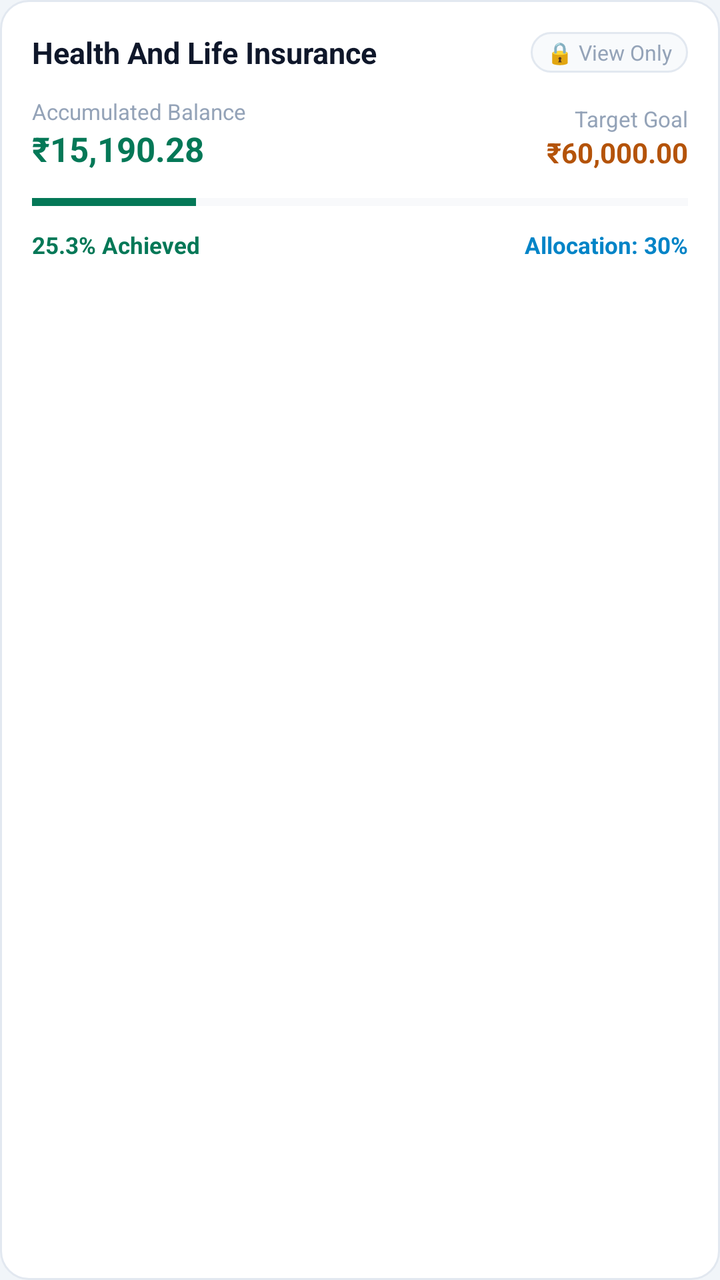
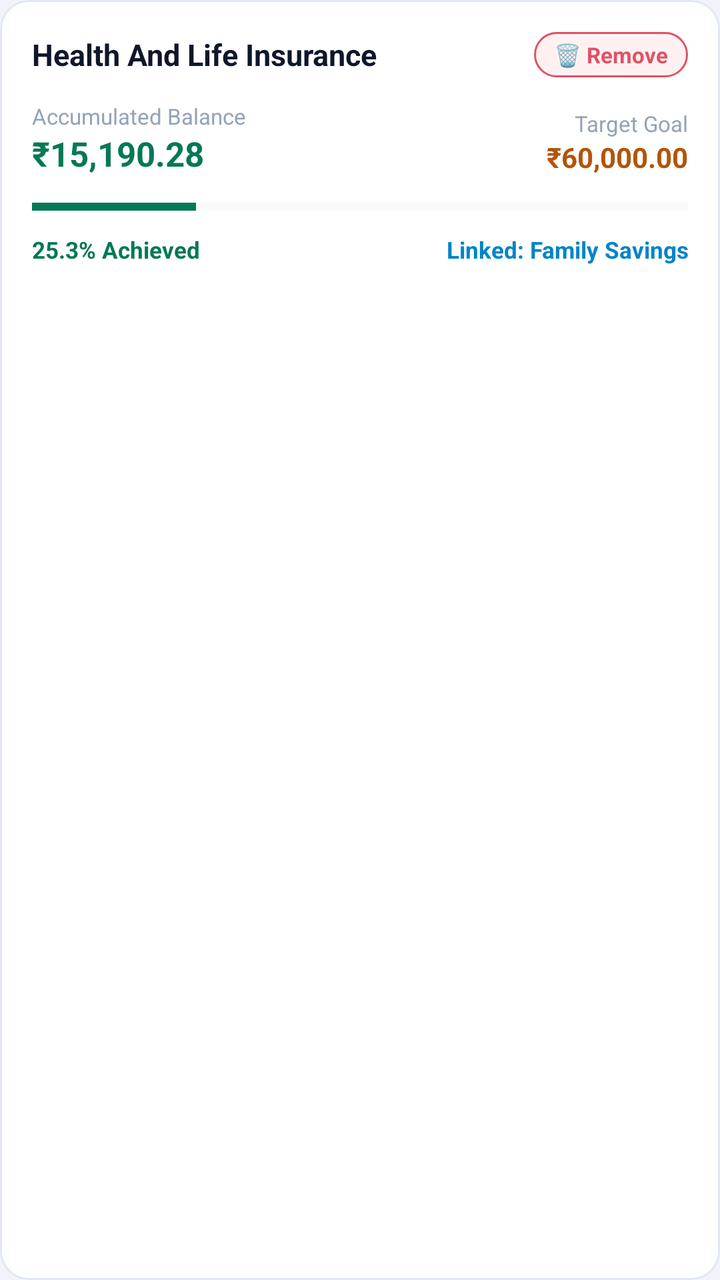

Screens rendered from an Android XML layout before and after an edit, with the pre-edit source and the edit as a unified diff.
<!-- AndroidManifest.xml: application theme AppTheme -->
<!-- res/layout/item_goal.xml -->
<?xml version="1.0" encoding="utf-8"?>
<LinearLayout
    xmlns:android="http://schemas.android.com/apk/res/android"
    android:layout_width="match_parent"
    android:layout_height="wrap_content"
    android:orientation="vertical"
    android:background="@drawable/bg_card"
    android:padding="16dp"
    android:layout_marginBottom="12dp">

    
    <LinearLayout
        android:layout_width="match_parent"
        android:layout_height="wrap_content"
        android:orientation="horizontal"
        android:gravity="center_vertical">

        <TextView
            android:id="@+id/tvGoalName"
            android:layout_width="0dp"
            android:layout_height="wrap_content"
            android:layout_weight="1"
            android:text="Health And Life Insurance"
            android:textColor="@color/text_primary"
            android:textSize="15sp"
            android:textStyle="bold" />

        <TextView
            android:layout_width="wrap_content"
            android:layout_height="wrap_content"
            android:background="@drawable/bg_pill_dark"
            android:text="🔒 View Only"
            android:textColor="@color/text_muted"
            android:textSize="10.5sp"
            android:paddingStart="8dp"
            android:paddingEnd="8dp"
            android:paddingTop="3dp"
            android:paddingBottom="3dp" />
    </LinearLayout>

    
    <LinearLayout
        android:layout_width="match_parent"
        android:layout_height="wrap_content"
        android:layout_marginTop="12dp"
        android:orientation="horizontal"
        android:gravity="bottom">

        <LinearLayout
            android:layout_width="0dp"
            android:layout_height="wrap_content"
            android:layout_weight="1"
            android:orientation="vertical">

            <TextView
                android:layout_width="wrap_content"
                android:layout_height="wrap_content"
                android:text="Accumulated Balance"
                android:textColor="@color/text_muted"
                android:textSize="11sp" />

            <TextView
                android:id="@+id/tvGoalCurrentAmount"
                android:layout_width="wrap_content"
                android:layout_height="wrap_content"
                android:text="₹15,190.28"
                android:textColor="@color/green_mint"
                android:textSize="17sp"
                android:textStyle="bold" />
        </LinearLayout>

        <LinearLayout
            android:layout_width="wrap_content"
            android:layout_height="wrap_content"
            android:orientation="vertical"
            android:gravity="end">

            <TextView
                android:layout_width="wrap_content"
                android:layout_height="wrap_content"
                android:text="Target Goal"
                android:textColor="@color/text_muted"
                android:textSize="11sp" />

            <TextView
                android:id="@+id/tvGoalTargetAmount"
                android:layout_width="wrap_content"
                android:layout_height="wrap_content"
                android:text="₹60,000.00"
                android:textColor="@color/amber_gold"
                android:textSize="14sp"
                android:textStyle="bold" />
        </LinearLayout>
    </LinearLayout>

    
    <ProgressBar
        android:id="@+id/pbGoalProgress"
        style="?android:attr/progressBarStyleHorizontal"
        android:layout_width="match_parent"
        android:layout_height="7dp"
        android:layout_marginTop="12dp"
        android:max="100"
        android:progress="25"
        android:progressTint="@color/green_mint"
        android:progressBackgroundTint="@color/border_dark" />

    
    <LinearLayout
        android:layout_width="match_parent"
        android:layout_height="wrap_content"
        android:layout_marginTop="10dp"
        android:orientation="horizontal"
        android:gravity="center_vertical">

        <TextView
            android:id="@+id/tvGoalAchievedPercent"
            android:layout_width="0dp"
            android:layout_height="wrap_content"
            android:layout_weight="1"
            android:text="25.3% Achieved"
            android:textColor="@color/green_mint"
            android:textSize="11.5sp"
            android:textStyle="bold" />

        <TextView
            android:id="@+id/tvGoalSavingAllocation"
            android:layout_width="wrap_content"
            android:layout_height="wrap_content"
            android:text="Allocation: 30%"
            android:textColor="@color/blue_sky"
            android:textSize="11.5sp"
            android:textStyle="bold" />
    </LinearLayout>

</LinearLayout>
<!-- resources referenced by this layout -->
<resources>
  <color name="amber_gold">#B45309</color>
  <color name="blue_sky">#0284C7</color>
  <color name="border_dark">#E2E8F0</color>
  <color name="green_mint">#047857</color>
  <color name="text_muted">#94A3B8</color>
  <color name="text_primary">#0F172A</color>
  <!-- drawable bg_card (drawable) -->
  <?xml version="1.0" encoding="utf-8"?>
  <shape xmlns:android="http://schemas.android.com/apk/res/android"
      android:shape="rectangle">
      <solid android:color="@color/bg_card" />
      <corners android:radius="14dp" />
      <stroke
          android:width="1dp"
          android:color="@color/border_dark" />
  </shape>
  <!-- drawable bg_pill_dark (drawable) -->
  <?xml version="1.0" encoding="utf-8"?>
  <shape xmlns:android="http://schemas.android.com/apk/res/android"
      android:shape="rectangle">
      <solid android:color="@color/bg_card_secondary" />
      <corners android:radius="20dp" />
      <stroke
          android:width="1dp"
          android:color="@color/border_dark" />
  </shape>
  <style name="AppTheme" parent="Theme.MaterialComponents.DayNight.NoActionBar">
          <item name="colorPrimary">@color/colorPrimary</item>
          <item name="colorPrimaryDark">@color/colorPrimaryDark</item>
          <item name="colorAccent">@color/colorAccent</item>
          <item name="android:windowBackground">@color/bg_dark</item>
          <item name="android:statusBarColor">@color/bg_dark</item>
          <item name="android:navigationBarColor">@color/nav_bottom_bg</item>
          <item name="android:textColorPrimary">@color/text_primary</item>
          <item name="android:textColorSecondary">@color/text_secondary</item>
          <item name="android:windowLightStatusBar">true</item>
          <item name="bottomSheetDialogTheme">@style/FinMngrBottomSheetDialogTheme</item>
      </style>
  <color name="bg_card">#FFFFFF</color>
  <color name="bg_card_secondary">#F8FAFC</color>
  <color name="colorPrimary">#0D9488</color>
  <color name="colorPrimaryDark">#E2E8F0</color>
  <color name="colorAccent">#0D9488</color>
  <color name="bg_dark">#F1F5F9</color>
  <color name="nav_bottom_bg">#FFFFFF</color>
  <color name="text_secondary">#475569</color>
  <style name="FinMngrBottomSheetDialogTheme" parent="ThemeOverlay.MaterialComponents.BottomSheetDialog">
          <item name="bottomSheetStyle">@style/FinMngrBottomSheetModal</item>
          <item name="android:windowBackground">@android:color/transparent</item>
          <item name="android:colorBackground">@android:color/transparent</item>
          <item name="android:windowIsFloating">false</item>
      </style>
  <style name="FinMngrBottomSheetModal" parent="Widget.MaterialComponents.BottomSheet.Modal">
          <item name="android:background">@android:color/transparent</item>
          <item name="backgroundTint">@android:color/transparent</item>
      </style>
</resources>

<!-- the commit's change to res/layout/item_goal.xml (unified diff, before → after) -->
@@ -26,16 +26,20 @@
             android:textStyle="bold" />
 
         <TextView
+            android:id="@+id/btnRemoveGoal"
             android:layout_width="wrap_content"
             android:layout_height="wrap_content"
-            android:background="@drawable/bg_pill_dark"
-            android:text="🔒 View Only"
-            android:textColor="@color/text_muted"
-            android:textSize="10.5sp"
-            android:paddingStart="8dp"
-            android:paddingEnd="8dp"
-            android:paddingTop="3dp"
-            android:paddingBottom="3dp" />
+            android:background="@drawable/bg_badge_warning"
+            android:text="🗑️ Remove"
+            android:textColor="@color/red_rose"
+            android:textSize="11sp"
+            android:textStyle="bold"
+            android:paddingStart="10dp"
+            android:paddingEnd="10dp"
+            android:paddingTop="4dp"
+            android:paddingBottom="4dp"
+            android:clickable="true"
+            android:focusable="true" />
     </LinearLayout>
 
     
@@ -115,9 +119,8 @@
 
         <TextView
             android:id="@+id/tvGoalAchievedPercent"
-            android:layout_width="0dp"
+            android:layout_width="wrap_content"
             android:layout_height="wrap_content"
-            android:layout_weight="1"
             android:text="25.3% Achieved"
             android:textColor="@color/green_mint"
             android:textSize="11.5sp"
@@ -125,12 +128,16 @@
 
         <TextView
             android:id="@+id/tvGoalSavingAllocation"
-            android:layout_width="wrap_content"
+            android:layout_width="0dp"
             android:layout_height="wrap_content"
-            android:text="Allocation: 30%"
+            android:layout_weight="1"
+            android:gravity="end"
+            android:text="Linked: Family Savings"
             android:textColor="@color/blue_sky"
             android:textSize="11.5sp"
-            android:textStyle="bold" />
+            android:textStyle="bold"
+            android:ellipsize="end"
+            android:maxLines="1" />
     </LinearLayout>
 
 </LinearLayout>
<!-- resource entries referenced after the edit -->
@@ -4,24 +4,23 @@
   <color name="blue_sky">#0284C7</color>
   <color name="border_dark">#E2E8F0</color>
   <color name="green_mint">#047857</color>
+  <color name="red_rose">#E05263</color>
   <color name="text_muted">#94A3B8</color>
   <color name="text_primary">#0F172A</color>
+  <!-- drawable bg_badge_warning (drawable) -->
+  <?xml version="1.0" encoding="utf-8"?>
+  <shape xmlns:android="http://schemas.android.com/apk/res/android"
+      android:shape="rectangle">
+      <solid android:color="@color/red_bg" />
+      <stroke android:width="1dp" android:color="@color/red_rose" />
+      <corners android:radius="12dp" />
+  </shape>
   <!-- drawable bg_card (drawable) -->
   <?xml version="1.0" encoding="utf-8"?>
   <shape xmlns:android="http://schemas.android.com/apk/res/android"
       android:shape="rectangle">
       <solid android:color="@color/bg_card" />
       <corners android:radius="14dp" />
-      <stroke
-          android:width="1dp"
-          android:color="@color/border_dark" />
-  </shape>
-  <!-- drawable bg_pill_dark (drawable) -->
-  <?xml version="1.0" encoding="utf-8"?>
-  <shape xmlns:android="http://schemas.android.com/apk/res/android"
-      android:shape="rectangle">
-      <solid android:color="@color/bg_card_secondary" />
-      <corners android:radius="20dp" />
       <stroke
           android:width="1dp"
           android:color="@color/border_dark" />
@@ -38,8 +37,8 @@
           <item name="android:windowLightStatusBar">true</item>
           <item name="bottomSheetDialogTheme">@style/FinMngrBottomSheetDialogTheme</item>
       </style>
+  <color name="red_bg">#FFF1F2</color>
   <color name="bg_card">#FFFFFF</color>
-  <color name="bg_card_secondary">#F8FAFC</color>
   <color name="colorPrimary">#0D9488</color>
   <color name="colorPrimaryDark">#E2E8F0</color>
   <color name="colorAccent">#0D9488</color>
@@ -54,7 +53,10 @@
       </style>
   <style name="FinMngrBottomSheetModal" parent="Widget.MaterialComponents.BottomSheet.Modal">
           <item name="android:background">@android:color/transparent</item>
+          <item name="android:backgroundTint">@android:color/transparent</item>
           <item name="backgroundTint">@android:color/transparent</item>
+          <item name="shapeAppearance">@null</item>
+          <item name="shapeAppearanceOverlay">@null</item>
       </style>
 </resources>
 
